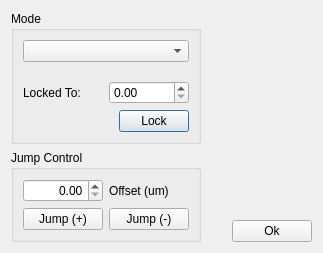
This is storm_control/hal4000/qtdesigner/focuslock.ui in ZhuangLab/storm-control as Qt 5 draws it before an edit. The edited form follows.
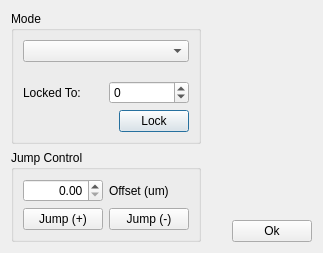
This is the edited form.

Commit message: Partially complete, partially working focus lock..

The edit to the form file:
```diff
--- a/storm_control/hal4000/qtdesigner/focuslock.ui
+++ b/storm_control/hal4000/qtdesigner/focuslock.ui
@@ -81,7 +81,14 @@
            </widget>
           </item>
           <item>
-           <widget class="QDoubleSpinBox" name="lockTargetDoubleSpinBox"/>
+           <widget class="QSpinBox" name="lockTargetSpinBox">
+            <property name="minimum">
+             <number>-2000</number>
+            </property>
+            <property name="maximum">
+             <number>2000</number>
+            </property>
+           </widget>
           </item>
          </layout>
         </item>
```
Left out of the diff: 3 changed lines with no effect on the pictures. The commit also changes 6 other files.
